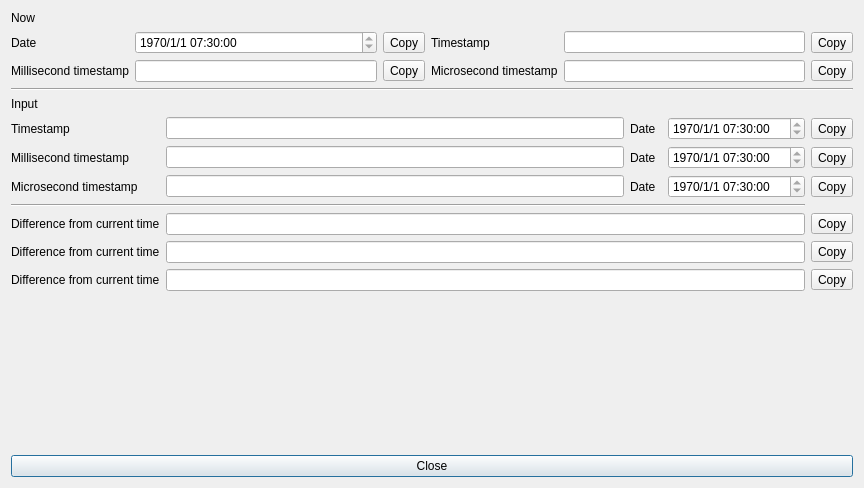
First picture: the form in timestampshowdialog.ui, repository QuardCRT-platform/plugin-timestamp, before the edit.
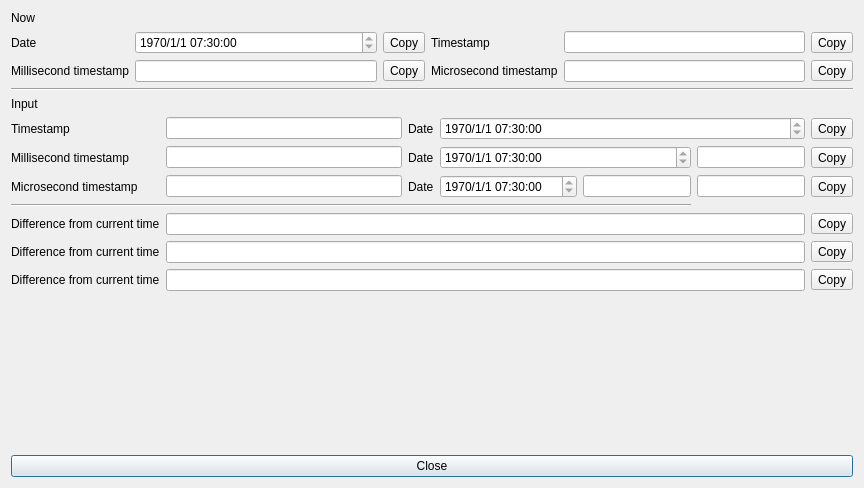
Second picture: the form after the edit.

Commit message: refactor: update timestamp display logic and UI elements for better clarity and usability

```diff
--- a/timestampshowdialog.ui
+++ b/timestampshowdialog.ui
@@ -135,144 +135,35 @@
    </item>
    <item>
     <layout class="QGridLayout" name="gridLayout_2">
-     <item row="2" column="1">
-      <widget class="QLineEdit" name="lineEditInmmts">
-       <property name="readOnly">
-        <bool>true</bool>
-       </property>
-      </widget>
-     </item>
-     <item row="5" column="1" colspan="4">
-      <widget class="QLineEdit" name="lineEditDiffCurTimem">
-       <property name="readOnly">
-        <bool>true</bool>
-       </property>
-      </widget>
-     </item>
-     <item row="1" column="4">
-      <widget class="QDateTimeEdit" name="dateTimeEditInmdt">
-       <property name="readOnly">
-        <bool>true</bool>
-       </property>
-       <property name="dateTime">
-        <datetime>
-         <hour>7</hour>
-         <minute>30</minute>
-         <second>0</second>
-         <year>1970</year>
-         <month>1</month>
-         <day>1</day>
-        </datetime>
-       </property>
-       <property name="displayFormat">
-        <string>yyyy/M/d HH:mm:ss</string>
+     <item row="4" column="6">
+      <widget class="QToolButton" name="toolButtonCPmmtd">
+       <property name="text">
+        <string>Copy</string>
        </property>
       </widget>
      </item>
      <item row="4" column="0">
-      <widget class="QLabel" name="label_13">
-       <property name="text">
-        <string>Difference from current time</string>
-       </property>
-      </widget>
-     </item>
-     <item row="0" column="4">
-      <widget class="QDateTimeEdit" name="dateTimeEditIndt">
-       <property name="readOnly">
-        <bool>true</bool>
-       </property>
-       <property name="dateTime">
-        <datetime>
-         <hour>7</hour>
-         <minute>30</minute>
-         <second>0</second>
-         <year>1970</year>
-         <month>1</month>
-         <day>1</day>
-        </datetime>
-       </property>
-       <property name="displayFormat">
-        <string>yyyy/M/d HH:mm:ss</string>
-       </property>
-      </widget>
-     </item>
-     <item row="3" column="0" colspan="5">
-      <widget class="Line" name="line">
-       <property name="orientation">
-        <enum>Qt::Orientation::Horizontal</enum>
-       </property>
-      </widget>
-     </item>
-     <item row="2" column="0">
       <widget class="QLabel" name="label_11">
        <property name="text">
         <string>Microsecond timestamp</string>
        </property>
       </widget>
      </item>
-     <item row="2" column="4">
-      <widget class="QDateTimeEdit" name="dateTimeEditInmmdt">
-       <property name="readOnly">
-        <bool>true</bool>
-       </property>
-       <property name="dateTime">
-        <datetime>
-         <hour>7</hour>
-         <minute>30</minute>
-         <second>0</second>
-         <year>1970</year>
-         <month>1</month>
-         <day>1</day>
-        </datetime>
-       </property>
-       <property name="displayFormat">
-        <string>yyyy/M/d HH:mm:ss</string>
-       </property>
-      </widget>
-     </item>
-     <item row="1" column="2">
-      <widget class="QLabel" name="label_10">
-       <property name="text">
-        <string>Date</string>
-       </property>
-      </widget>
-     </item>
-     <item row="5" column="0">
-      <widget class="QLabel" name="label_14">
-       <property name="text">
-        <string>Difference from current time</string>
-       </property>
-      </widget>
-     </item>
-     <item row="2" column="2">
+     <item row="4" column="2">
       <widget class="QLabel" name="label_12">
        <property name="text">
         <string>Date</string>
        </property>
       </widget>
      </item>
-     <item row="0" column="0">
-      <widget class="QLabel" name="label_7">
+     <item row="8" column="0">
+      <widget class="QLabel" name="label_15">
        <property name="text">
-        <string>Timestamp</string>
+        <string>Difference from current time</string>
        </property>
       </widget>
      </item>
-     <item row="1" column="0">
-      <widget class="QLabel" name="label_9">
-       <property name="text">
-        <string>Millisecond timestamp</string>
-       </property>
-      </widget>
-     </item>
-     <item row="6" column="1" colspan="4">
-      <widget class="QLineEdit" name="lineEditDiffCurTimemm">
-       <property name="readOnly">
-        <bool>true</bool>
-       </property>
-      </widget>
-     </item>
-     <item row="1" column="1">
+     <item row="2" column="1">
       <widget class="QLineEdit" name="lineEditInmts">
        <property name="readOnly">
         <bool>true</bool>
@@ -286,20 +177,6 @@
        </property>
       </widget>
      </item>
-     <item row="4" column="1" colspan="4">
-      <widget class="QLineEdit" name="lineEditDiffCurTime">
-       <property name="readOnly">
-        <bool>true</bool>
-       </property>
-      </widget>
-     </item>
-     <item row="6" column="0">
-      <widget class="QLabel" name="label_15">
-       <property name="text">
-        <string>Difference from current time</string>
-       </property>
-      </widget>
-     </item>
      <item row="0" column="2">
       <widget class="QLabel" name="label_8">
        <property name="text">
@@ -307,14 +184,121 @@
        </property>
       </widget>
      </item>
-     <item row="0" column="5">
+     <item row="2" column="0">
+      <widget class="QLabel" name="label_9">
+       <property name="text">
+        <string>Millisecond timestamp</string>
+       </property>
+      </widget>
+     </item>
+     <item row="4" column="1">
+      <widget class="QLineEdit" name="lineEditInmmts">
+       <property name="readOnly">
+        <bool>true</bool>
+       </property>
+      </widget>
+     </item>
+     <item row="7" column="0">
+      <widget class="QLabel" name="label_14">
+       <property name="text">
+        <string>Difference from current time</string>
+       </property>
+      </widget>
+     </item>
+     <item row="5" column="0" colspan="5">
+      <widget class="Line" name="line">
+       <property name="orientation">
+        <enum>Qt::Orientation::Horizontal</enum>
+       </property>
+      </widget>
+     </item>
+     <item row="2" column="2">
+      <widget class="QLabel" name="label_10">
+       <property name="text">
+        <string>Date</string>
+       </property>
+      </widget>
+     </item>
+     <item row="6" column="0">
+      <widget class="QLabel" name="label_13">
+       <property name="text">
+        <string>Difference from current time</string>
+       </property>
+      </widget>
+     </item>
+     <item row="0" column="0">
+      <widget class="QLabel" name="label_7">
+       <property name="text">
+        <string>Timestamp</string>
+       </property>
+      </widget>
+     </item>
+     <item row="4" column="5">
+      <widget class="QLineEdit" name="lineEditInmmdtUs">
+       <property name="sizePolicy">
+        <sizepolicy hsizetype="Fixed" vsizetype="Fixed">
+         <horstretch>0</horstretch>
+         <verstretch>0</verstretch>
+        </sizepolicy>
+       </property>
+       <property name="text">
+        <string/>
+       </property>
+       <property name="maxLength">
+        <number>3</number>
+       </property>
+       <property name="readOnly">
+        <bool>true</bool>
+       </property>
+      </widget>
+     </item>
+     <item row="4" column="4">
+      <widget class="QLineEdit" name="lineEditInmmdtMs">
+       <property name="sizePolicy">
+        <sizepolicy hsizetype="Fixed" vsizetype="Fixed">
+         <horstretch>0</horstretch>
+         <verstretch>0</verstretch>
+        </sizepolicy>
+       </property>
+       <property name="text">
+        <string/>
+       </property>
+       <property name="maxLength">
+        <number>3</number>
+       </property>
+       <property name="readOnly">
+        <bool>true</bool>
+       </property>
+      </widget>
+     </item>
+     <item row="4" column="3">
+      <widget class="QDateTimeEdit" name="dateTimeEditInmmdt">
+       <property name="readOnly">
+        <bool>true</bool>
+       </property>
+       <property name="dateTime">
+        <datetime>
+         <hour>7</hour>
+         <minute>30</minute>
+         <second>0</second>
+         <year>1970</year>
+         <month>1</month>
+         <day>1</day>
+        </datetime>
+       </property>
+       <property name="displayFormat">
+        <string>yyyy/M/d HH:mm:ss</string>
+       </property>
+      </widget>
+     </item>
+     <item row="0" column="6">
       <widget class="QToolButton" name="toolButtonCPtd">
        <property name="text">
         <string>Copy</string>
        </property>
       </widget>
      </item>
-     <item row="1" column="5">
+     <item row="2" column="6">
       <widget class="QToolButton" name="toolButtonCPmtd">
        <property name="text">
         <string>Copy</string>
@@ -322,33 +306,106 @@
       </widget>
      </item>
      <item row="2" column="5">
-      <widget class="QToolButton" name="toolButtonCPmmtd">
+      <widget class="QLineEdit" name="lineEditInmdtMs">
+       <property name="sizePolicy">
+        <sizepolicy hsizetype="Fixed" vsizetype="Fixed">
+         <horstretch>0</horstretch>
+         <verstretch>0</verstretch>
+        </sizepolicy>
+       </property>
        <property name="text">
-        <string>Copy</string>
+        <string/>
        </property>
+       <property name="maxLength">
+        <number>3</number>
+       </property>
+       <property name="readOnly">
+        <bool>true</bool>
+       </property>
       </widget>
      </item>
-     <item row="4" column="5">
+     <item row="0" column="3" colspan="3">
+      <widget class="QDateTimeEdit" name="dateTimeEditIndt">
+       <property name="readOnly">
+        <bool>true</bool>
+       </property>
+       <property name="dateTime">
+        <datetime>
+         <hour>7</hour>
+         <minute>30</minute>
+         <second>0</second>
+         <year>1970</year>
+         <month>1</month>
+         <day>1</day>
+        </datetime>
+       </property>
+       <property name="displayFormat">
+        <string>yyyy/M/d HH:mm:ss</string>
+       </property>
+      </widget>
+     </item>
+     <item row="2" column="3" colspan="2">
+      <widget class="QDateTimeEdit" name="dateTimeEditInmdt">
+       <property name="readOnly">
+        <bool>true</bool>
+       </property>
+       <property name="dateTime">
+        <datetime>
+         <hour>7</hour>
+         <minute>30</minute>
+         <second>0</second>
+         <year>1970</year>
+         <month>1</month>
+         <day>1</day>
+        </datetime>
+       </property>
+       <property name="displayFormat">
+        <string>yyyy/M/d HH:mm:ss</string>
+       </property>
+      </widget>
+     </item>
+     <item row="6" column="6">
       <widget class="QToolButton" name="toolButtonCPts">
        <property name="text">
         <string>Copy</string>
        </property>
       </widget>
      </item>
-     <item row="5" column="5">
+     <item row="7" column="6">
       <widget class="QToolButton" name="toolButtonCPmts">
        <property name="text">
         <string>Copy</string>
        </property>
       </widget>
      </item>
-     <item row="6" column="5">
+     <item row="8" column="6">
       <widget class="QToolButton" name="toolButtonCPmmts">
        <property name="text">
         <string>Copy</string>
        </property>
       </widget>
      </item>
+     <item row="6" column="1" colspan="5">
+      <widget class="QLineEdit" name="lineEditDiffCurTime">
+       <property name="readOnly">
+        <bool>true</bool>
+       </property>
+      </widget>
+     </item>
+     <item row="7" column="1" colspan="5">
+      <widget class="QLineEdit" name="lineEditDiffCurTimem">
+       <property name="readOnly">
+        <bool>true</bool>
+       </property>
+      </widget>
+     </item>
+     <item row="8" column="1" colspan="5">
+      <widget class="QLineEdit" name="lineEditDiffCurTimemm">
+       <property name="readOnly">
+        <bool>true</bool>
+       </property>
+      </widget>
+     </item>
     </layout>
    </item>
    <item>
```
The commit also changes 4 other files.
